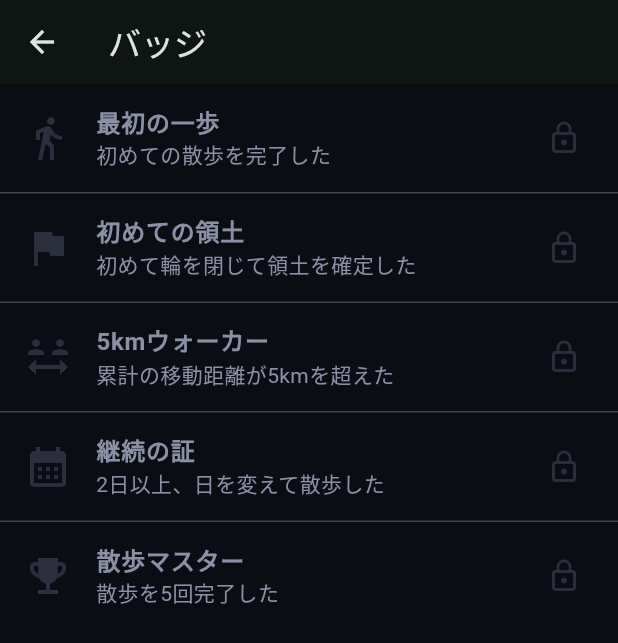
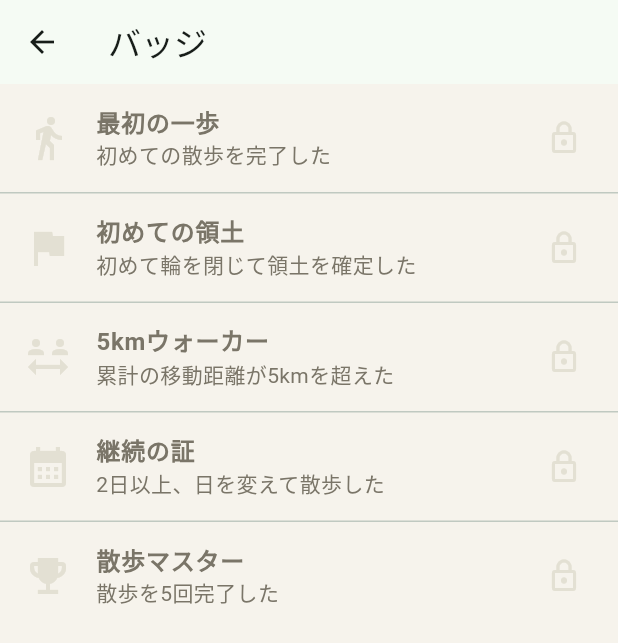
Before and after one commit to Haru1113-cloud/territory-walk, a Flutter app: the screen it shows after launch, after a tap on the "emoji events" icon, on a phone screen of 412 x 824 dp. Shown: the top 643 px of the screen. Run offline on Flutter 3.47's test engine with Material 3 defaults, Android fonts, the phone set to English and light mode, and no system bars; our stand-ins replace cloud_firestore, firebase_auth, firebase_core, flutter_map, geolocator, latlong2 and 1 more; accounts and stored records are empty; network calls fail.

Commit message:
UIをダーク×グローから明るく自然なトーンへ全面刷新
- AppColorsのパレットを生成り背景+白ガラスパネル+深緑/紫/琥珀アクセントに
  総入れ替え(app_style.dart)。全画面がAppColorsトークン経由のため、
  この差し替えだけで全体のトーンが揃って切り替わる
- MaterialAppのbrightnessをlightに変更
- 地図タイルをCARTO Dark MatterからPositron(明るい配色)に切り替え。
  BlendMode.colorのデュオトーンは明るいタイルでないと暗いままになるため
- territory-rendering skill / docs/DESIGN.mdの配色方針・パネル構成の
  記述を現状に合わせて更新(モード切替など既に削除済みの記述も併せて整理)

```diff
--- a/lib/main.dart
+++ b/lib/main.dart
@@ -30,11 +30,11 @@ class TeraWalkApp extends StatelessWidget {
         title: 'テラウォーク',
         theme: ThemeData(
           useMaterial3: true,
-          brightness: Brightness.dark,
+          brightness: Brightness.light,
           colorSchemeSeed: AppColors.trail,
           scaffoldBackgroundColor: AppColors.background,
           focusColor: AppColors.trail,
-          textTheme: ThemeData.dark().textTheme.apply(
+          textTheme: ThemeData.light().textTheme.apply(
                 bodyColor: AppColors.ink,
                 displayColor: AppColors.ink,
               ),
--- a/lib/widgets/app_style.dart
+++ b/lib/widgets/app_style.dart
@@ -1,54 +1,56 @@
 // このファイルの役割:
 // アプリ全体で使う配色・共通スタイル値を1箇所にまとめる。
-// 「暗い舞台の上でネオンが光る」ゲームらしいトーンにするための
+// 「柔らかい自然光の下で歩く」明るく落ち着いたトーンにするための
 // デザイントークン。採用理由・使い分けはterritory-rendering skillを参照。
-// (2026-07: デジタル庁デザインシステム準拠のライトテーマから、
-//  ダーク×グロー配色へ全面的に差し替えた)
+// (2026-07: ダーク×グロー配色から、クリーム系の明るいトーンへ
+//  全面的に差し替えた)
 
 import 'package:flutter/material.dart';
 
 class AppColors {
   AppColors._();
 
-  /// アプリ全体の背景。ほぼ黒に近い暗いネイビー。
-  static const background = Color(0xFF0B0D14);
+  /// アプリ全体の背景。生成りに近い、温かみのあるオフホワイト。
+  static const background = Color(0xFFF6F3EC);
 
-  /// パネル・カードの面。暗い半透明のガラス調(背後にBackdropFilterで
+  /// パネル・カードの面。ほぼ不透明な白のガラス調(背後にBackdropFilterで
   /// ぼかしを重ねる前提の色)。
-  static const panel = Color(0xEB121520);
+  static const panel = Color(0xF5FFFFFF);
 
-  /// 本文テキスト・見出し。明るいオフホワイト。
-  static const ink = Color(0xFFF3F1FA);
+  /// 本文テキスト・見出し。温かみのある濃いチャコール。
+  static const ink = Color(0xFF201C16);
 
-  /// 補助テキスト。くすんだグレー。
-  static const inkMuted = Color(0xFF8B90A6);
+  /// 補助テキスト。中間トーンのグレー。
+  static const inkMuted = Color(0xFF7A7568);
 
-  /// 領土(獲得エリア)の色。紫系。塗り・輪郭・グロー・獲得トーストの
+  /// 領土(獲得エリア)の色。深い紫。塗り・輪郭・グロー・獲得トーストの
   /// 背景など、「領土を確定する」という行為に関わる箇所で一貫して使う。
-  static const territory = Color(0xFF8B6CFF);
+  static const territory = Color(0xFF6C4FE0);
 
-  /// 軌跡(移動ルート)の色。ミント系。「今動いている・進んでいる」ことを
-  /// 表す箇所(軌跡の線、今回の距離のハイライト、スタートボタン等)で使う。
-  static const trail = Color(0xFF2FE6B8);
+  /// 軌跡(移動ルート)の色。深い緑(木々・芝を思わせるトーン)。
+  /// 「今動いている・進んでいる」ことを表す箇所(軌跡の線、今回の距離の
+  /// ハイライト、スタートボタン等)で使う。
+  static const trail = Color(0xFF1C8F63);
 
   /// 達成・バッジの色。琥珀系。
-  static const badgeAccent = Color(0xFFFFC24B);
+  static const badgeAccent = Color(0xFFE0A233);
 
   /// 他ユーザーが確定した領土の色。自分の領土(紫)とひと目で区別できる
   /// よう、離れた色相(珊瑚色)にする。
-  static const othersTerritory = Color(0xFFFF6B81);
+  static const othersTerritory = Color(0xFFE85D75);
 
   /// 地図タイルにかけるデュオトーンの色。生のOSM系タイルをそのまま見せず、
   /// 単色トーンで塗って「舞台の書き割り」のようにフラット化する狙い
   /// (BlendMode.colorでタイルの明度だけ残し、色相をこの色に置き換える)。
-  static const mapTint = Color(0xFF2B3454);
+  /// 明るいテーマに合わせ、淡いセージ(枯れた芝のような色)にしている。
+  static const mapTint = Color(0xFFDAD8C4);
 
-  /// 明るいアクセント色(territory/trail/badgeAccent)の上に乗せる文字色。
-  /// 背景が明るいため、白文字ではなくほぼ黒に近い色でコントラストを取る。
-  static const onAccent = Color(0xFF06110D);
+  /// 濃いアクセント色(territory/trail/badgeAccent/othersTerritory)の上に
+  /// 乗せる文字色。アクセント自体が中〜濃いトーンなので、白文字でコントラストを取る。
+  static const onAccent = Color(0xFFFFFFFF);
 
-  /// 枠線・区切り線(暗い背景の上で使う、控えめな明度)。
-  static const border = Color(0xFF2A2E3D);
+  /// 枠線・区切り線(明るい背景の上で使う、控えめな明度)。
+  static const border = Color(0xFFE3E0D3);
 
   /// ボタン・カードの角丸。
   static const radiusSmall = 8.0;
--- a/lib/widgets/territory_map.dart
+++ b/lib/widgets/territory_map.dart
@@ -31,17 +31,17 @@ class TerritoryMap extends StatelessWidget {
         initialZoom: 17,
       ),
       children: [
-        // CARTOのDark Matter(ラベルなし版)。「情報を伝える地図」ではなく
-        // 「探検する舞台としての地図」にするため、暗い配色のタイルに
-        // 切り替えた(以前はライトテーマのPositronを使っていた)。
-        // さらに2026-07、生のタイルをそのまま見せるのではなく
-        // BlendMode.colorで単色トーン(mapTint)に染めることで、
-        // 情報過多な「地図製品」ではなく単純化されたフラットな舞台に見せる。
+        // CARTOのPositron(ラベルなし版、明るい配色)。「情報を伝える地図」
+        // ではなく「柔らかい自然光の下の舞台」にしたいため、明るいタイルを
+        // 使う。生のタイルをそのまま見せるのではなく、BlendMode.colorで
+        // 単色トーン(mapTint)に染めることで、情報過多な「地図製品」では
+        // なく単純化されたフラットな舞台に見せる(明るい基調のタイルで
+        // なければ、色を乗せても暗いままになるため明るいタイルが前提)。
         ColorFiltered(
           colorFilter: const ColorFilter.mode(AppColors.mapTint, BlendMode.color),
           child: TileLayer(
             urlTemplate:
-                'https://{s}.basemaps.cartocdn.com/dark_nolabels/{z}/{x}/{y}{r}.png',
+                'https://{s}.basemaps.cartocdn.com/light_nolabels/{z}/{x}/{y}{r}.png',
             subdomains: const ['a', 'b', 'c', 'd'],
             retinaMode: RetinaMode.isHighDensity(context),
             userAgentPackageName: 'com.territorywalk.territory_walk',
```
Also changed, not shown: 2 other files.
